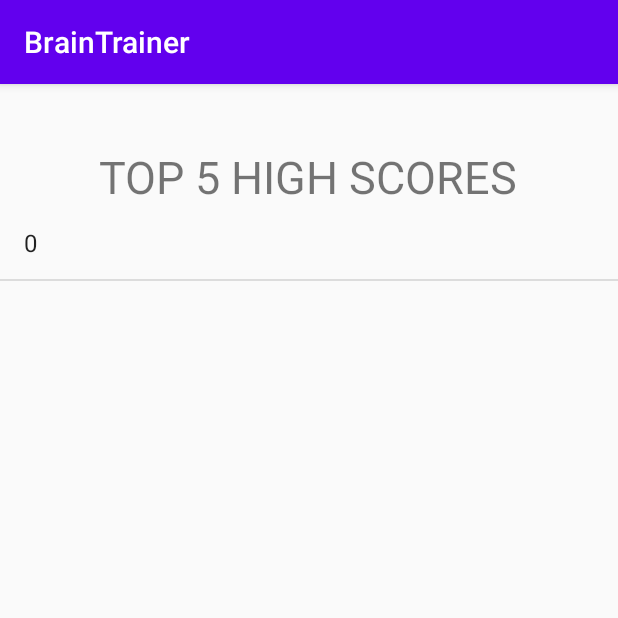
After one commit to sakinanomi/BrainTrainerApp, an Android app: the scoreActivity screen opened directly, with no data from a screen before it, on a phone screen of 412 x 824 dp, the top half of it. The commit adds this screen. Run offline under Robolectric (Android 15) with nearby library versions, the phone set to English and light mode, and no system bars.

Commit message:
Brain Trainer with scores

```diff
--- a/app/src/main/AndroidManifest.xml
+++ b/app/src/main/AndroidManifest.xml
@@ -9,6 +9,7 @@
         android:roundIcon="@mipmap/ic_launcher_round"
         android:supportsRtl="true"
         android:theme="@style/AppTheme">
+        <activity android:name=".scoreActivity"></activity>
         <activity android:name=".MainActivity">
             <intent-filter>
                 <action android:name="android.intent.action.MAIN" />
--- a/app/src/main/java/com/sakina/braintrainer/MainActivity.java
+++ b/app/src/main/java/com/sakina/braintrainer/MainActivity.java
@@ -2,6 +2,9 @@ package com.sakina.braintrainer;
 
 import androidx.appcompat.app.AppCompatActivity;
 
+import android.content.Context;
+import android.content.Intent;
+import android.content.SharedPreferences;
 import android.graphics.Color;
 import android.graphics.PorterDuff;
 import android.media.MediaPlayer;
@@ -13,6 +16,8 @@ import android.widget.Button;
 import android.widget.TableLayout;
 import android.widget.TextView;
 import android.widget.Toast;
+
+import java.util.ArrayList;
 import java.util.Random;
 
 public class MainActivity extends AppCompatActivity {
@@ -105,6 +110,10 @@ public class MainActivity extends AppCompatActivity {
             {
                 timeView.setText("00:00");
                 Toast.makeText(MainActivity.this, "Time Up!", Toast.LENGTH_SHORT).show();
+
+                Intent intent=new Intent(getApplicationContext(),scoreActivity.class);
+                intent.putExtra("newScore",score);
+                startActivity(intent);
                 score=0;
                 no_of_ques=0;
                 setscoreView();
--- /dev/null
+++ b/app/src/main/java/com/sakina/braintrainer/ObjectSerializer.java
@@ -0,0 +1,62 @@
+package com.sakina.braintrainer;
+
+import android.util.Log;
+
+import java.io.ByteArrayInputStream;
+import java.io.ByteArrayOutputStream;
+import java.io.IOException;
+import java.io.ObjectInputStream;
+import java.io.ObjectOutputStream;
+import java.io.Serializable;
+
+
+public class ObjectSerializer {
+
+
+    public static String serialize(Serializable obj) throws IOException {
+        if (obj == null) return "";
+        try {
+            ByteArrayOutputStream serialObj = new ByteArrayOutputStream();
+            ObjectOutputStream objStream = new ObjectOutputStream(serialObj);
+            objStream.writeObject(obj);
+            objStream.close();
+            return encodeBytes(serialObj.toByteArray());
+        } catch (Exception e) {
+            throw new RuntimeException(e);
+        }
+    }
+
+    public static Object deserialize(String str) throws IOException {
+        if (str == null || str.length() == 0) return null;
+        try {
+            ByteArrayInputStream serialObj = new ByteArrayInputStream(decodeBytes(str));
+            ObjectInputStream objStream = new ObjectInputStream(serialObj);
+            return objStream.readObject();
+        } catch (Exception e) {
+            throw new RuntimeException(e);
+        }
+    }
+
+    public static String encodeBytes(byte[] bytes) {
+        StringBuffer strBuf = new StringBuffer();
+
+        for (int i = 0; i < bytes.length; i++) {
+            strBuf.append((char) (((bytes[i] >> 4) & 0xF) + ((int) 'a')));
+            strBuf.append((char) (((bytes[i]) & 0xF) + ((int) 'a')));
+        }
+
+        return strBuf.toString();
+    }
+
+    public static byte[] decodeBytes(String str) {
+        byte[] bytes = new byte[str.length() / 2];
+        for (int i = 0; i < str.length(); i+=2) {
+            char c = str.charAt(i);
+            bytes[i/2] = (byte) ((c - 'a') << 4);
+            c = str.charAt(i+1);
+            bytes[i/2] += (c - 'a');
+        }
+        return bytes;
+    }
+
+}
--- /dev/null
+++ b/app/src/main/java/com/sakina/braintrainer/scoreActivity.java
@@ -0,0 +1,77 @@
+package com.sakina.braintrainer;
+
+import androidx.appcompat.app.AppCompatActivity;
+
+import android.content.Context;
+import android.content.Intent;
+import android.content.SharedPreferences;
+import android.os.Bundle;
+import android.util.Log;
+import android.widget.ArrayAdapter;
+import android.widget.ListView;
+import android.widget.Toast;
+
+import java.io.IOException;
+import java.util.ArrayList;
+import java.util.Collections;
+import java.util.List;
+
+import static java.lang.Integer.parseInt;
+
+public class scoreActivity extends AppCompatActivity {
+
+    static ArrayList<Integer> scores=new ArrayList<Integer>();
+    static ArrayAdapter<Integer> arrayAdapter;
+    @Override
+    protected void onCreate(Bundle savedInstanceState) {
+        super.onCreate(savedInstanceState);
+        setContentView(R.layout.activity_score);
+
+        SharedPreferences sharedPreferences=this.getSharedPreferences("com.sakina.braintrainer",Context.MODE_PRIVATE);
+        Intent intent=getIntent();
+       int newScore= intent.getIntExtra("newScore",0);
+
+
+
+
+        if(scores.size()<5)
+        {
+            scores.add(newScore);
+            Collections.sort(scores, Collections.reverseOrder());
+        }
+        else
+        {
+            for(int i=1;i<6;i++)
+            {
+                if(newScore > scores.get(i))
+                {
+                    scores.set(i,newScore);
+                    break;
+                }
+            }
+
+        }
+
+
+        ListView scoreListView=(ListView)findViewById(R.id.scoreListView);
+        arrayAdapter=new ArrayAdapter<Integer>(this,android.R.layout.simple_list_item_1,scores);
+        scoreListView.setAdapter(arrayAdapter);
+        try {
+            sharedPreferences.edit().putString("scores",ObjectSerializer.serialize(scores)).apply();
+
+        } catch (IOException e) {
+            e.printStackTrace();
+        }
+
+
+        try {
+            scores=(ArrayList<Integer>) ObjectSerializer.deserialize(sharedPreferences.getString("scores",ObjectSerializer.serialize(new ArrayList<Integer>())));
+        } catch (IOException e) {
+            e.printStackTrace();
+        }
+
+        Log.i("check", String.valueOf(scores));
+
+
+    }
+}
--- /dev/null
+++ b/app/src/main/res/layout/activity_score.xml
@@ -0,0 +1,30 @@
+<?xml version="1.0" encoding="utf-8"?>
+<androidx.constraintlayout.widget.ConstraintLayout xmlns:android="http://schemas.android.com/apk/res/android"
+    xmlns:app="http://schemas.android.com/apk/res-auto"
+    xmlns:tools="http://schemas.android.com/tools"
+    android:layout_width="match_parent"
+    android:layout_height="match_parent"
+    tools:context=".scoreActivity">
+
+    <ListView
+        android:id="@+id/scoreListView"
+        android:layout_width="0dp"
+        android:layout_height="0dp"
+        app:layout_constraintBottom_toBottomOf="parent"
+        app:layout_constraintEnd_toEndOf="parent"
+        app:layout_constraintStart_toStartOf="parent"
+        app:layout_constraintTop_toBottomOf="@+id/textView" />
+
+    <TextView
+        android:id="@+id/textView"
+        android:layout_width="wrap_content"
+        android:layout_height="wrap_content"
+        android:text="TOP 5 HIGH SCORES"
+        android:textSize="30sp"
+        app:layout_constraintBottom_toBottomOf="parent"
+        app:layout_constraintEnd_toEndOf="parent"
+        app:layout_constraintHorizontal_bias="0.496"
+        app:layout_constraintStart_toStartOf="parent"
+        app:layout_constraintTop_toTopOf="parent"
+        app:layout_constraintVertical_bias="0.057" />
+</androidx.constraintlayout.widget.ConstraintLayout>
```
